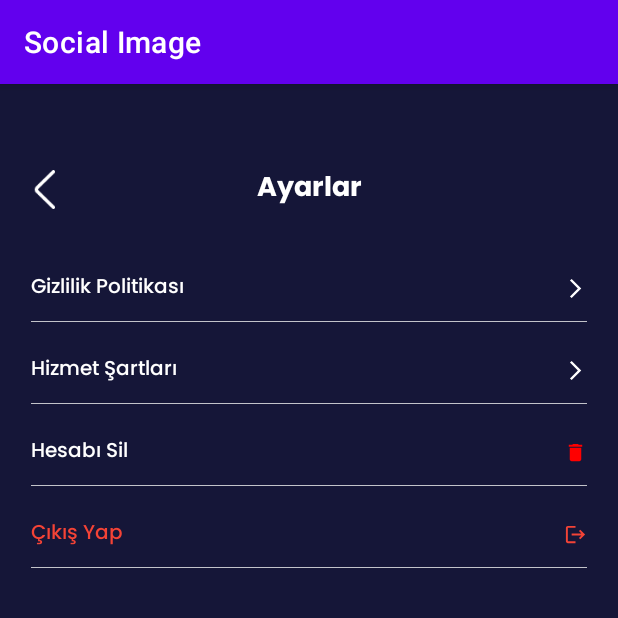
After one commit to ersincoskun/T-SoftTaskCase, an Android app: the fragment SettingsFragment shown on its own in the app's theme, on a phone screen of 412 x 824 dp, the top half of it. The commit adds this screen. Run offline under Robolectric (Android 15) with nearby library versions, the phone set to English and light mode, and no system bars; our stand-ins replace sdp/ssp sizes.

Commit message:
settings ui'ı hazırlandı, delete account yapısı repoya eklendi.

```diff
--- a/app/src/main/AndroidManifest.xml
+++ b/app/src/main/AndroidManifest.xml
@@ -8,7 +8,7 @@
         android:dataExtractionRules="@xml/data_extraction_rules"
         android:fullBackupContent="@xml/backup_rules"
         android:icon="@mipmap/ic_launcher"
-        android:label="Test App"
+        android:label="@string/app_name"
         android:supportsRtl="true"
         android:theme="@style/Theme.TSoftTaskCase"
         tools:targetApi="31">
--- a/app/src/main/java/com/tsoft/taskcase/repo/UserRepository.kt
+++ b/app/src/main/java/com/tsoft/taskcase/repo/UserRepository.kt
@@ -1,6 +1,5 @@
 package com.tsoft.taskcase.repo
 
-import android.app.Activity
 import com.tsoft.taskcase.utils.Resource
 
 
@@ -8,4 +7,5 @@
     suspend fun login(email: String, password: String): Resource
     suspend fun register(email: String, password: String): Resource
     suspend fun sendPasswordResetEmail(email: String): Resource
+    suspend fun deleteUser(): Resource
 }
--- a/app/src/main/java/com/tsoft/taskcase/repo/UserRepository_Impl.kt
+++ b/app/src/main/java/com/tsoft/taskcase/repo/UserRepository_Impl.kt
@@ -29,7 +29,14 @@
     override suspend fun sendPasswordResetEmail(email: String): Resource {
         return try {
             mAuth.sendPasswordResetEmail(email).await()
-            Resource.Success(Any())
+        } catch (e: Exception) {
+            Resource.Error(e.message.toString())
+        }
+    }
+
+    override suspend fun deleteUser(): Resource {
+        return try {
+            return mAuth.currentUser?.delete()?.await() ?: Resource.Error("RESOURCE_NULL")
         } catch (e: Exception) {
             Resource.Error(e.message.toString())
         }
--- /dev/null
+++ b/app/src/main/java/com/tsoft/taskcase/ui/fragment/SettingsFragment.kt
@@ -0,0 +1,10 @@
+package com.tsoft.taskcase.ui.fragment
+
+import com.tsoft.taskcase.base.BaseFragment
+import com.tsoft.taskcase.databinding.FragmentSettingsBinding
+
+class SettingsFragment : BaseFragment<FragmentSettingsBinding>() {
+
+
+
+}
--- a/app/src/main/java/com/tsoft/taskcase/utils/Extensions.kt
+++ b/app/src/main/java/com/tsoft/taskcase/utils/Extensions.kt
@@ -126,7 +126,11 @@
             if (isCanceled) {
                 Resource.Error("TASK_CANCELLED")
             } else {
-                Resource.Success(Any())
+                if (isSuccessful) {
+                    Resource.Success(Any())
+                } else {
+                    Resource.Error("TASK_NOT_SUCCESSFUL")
+                }
             }
         } else {
             (exception as? FirebaseAuthException)?.errorCode?.let { safeErrorCode ->
@@ -144,7 +148,11 @@
                     if (isCanceled) {
                         continuation.resume(Resource.Error("TASK_CANCELLED"))
                     } else {
-                        continuation.resume(Resource.Success(Any()))
+                        if (isSuccessful) {
+                            continuation.resume(Resource.Success(Any()))
+                        } else {
+                            continuation.resume(Resource.Error("TASK_NOT_SUCCESSFUL"))
+                        }
                     }
                 } else {
                     (exception as? FirebaseAuthException)?.errorCode?.let { safeErrorCode ->
--- /dev/null
+++ b/app/src/main/res/drawable/arrow_right_icon.xml
@@ -0,0 +1,5 @@
+<vector android:autoMirrored="true" android:height="24dp"
+    android:tint="#FFFFFF" android:viewportHeight="24"
+    android:viewportWidth="24" android:width="24dp" xmlns:android="http://schemas.android.com/apk/res/android">
+    <path android:fillColor="@android:color/white" android:pathData="M6.23,20.23l1.77,1.77l10,-10l-10,-10l-1.77,1.77l8.23,8.23z"/>
+</vector>
--- /dev/null
+++ b/app/src/main/res/drawable/ic_settings.xml
@@ -0,0 +1,5 @@
+<vector android:height="24dp" android:tint="#FFFFFF"
+    android:viewportHeight="24" android:viewportWidth="24"
+    android:width="24dp" xmlns:android="http://schemas.android.com/apk/res/android">
+    <path android:fillColor="@android:color/white" android:pathData="M19.14,12.94c0.04,-0.3 0.06,-0.61 0.06,-0.94c0,-0.32 -0.02,-0.64 -0.07,-0.94l2.03,-1.58c0.18,-0.14 0.23,-0.41 0.12,-0.61l-1.92,-3.32c-0.12,-0.22 -0.37,-0.29 -0.59,-0.22l-2.39,0.96c-0.5,-0.38 -1.03,-0.7 -1.62,-0.94L14.4,2.81c-0.04,-0.24 -0.24,-0.41 -0.48,-0.41h-3.84c-0.24,0 -0.43,0.17 -0.47,0.41L9.25,5.35C8.66,5.59 8.12,5.92 7.63,6.29L5.24,5.33c-0.22,-0.08 -0.47,0 -0.59,0.22L2.74,8.87C2.62,9.08 2.66,9.34 2.86,9.48l2.03,1.58C4.84,11.36 4.8,11.69 4.8,12s0.02,0.64 0.07,0.94l-2.03,1.58c-0.18,0.14 -0.23,0.41 -0.12,0.61l1.92,3.32c0.12,0.22 0.37,0.29 0.59,0.22l2.39,-0.96c0.5,0.38 1.03,0.7 1.62,0.94l0.36,2.54c0.05,0.24 0.24,0.41 0.48,0.41h3.84c0.24,0 0.44,-0.17 0.47,-0.41l0.36,-2.54c0.59,-0.24 1.13,-0.56 1.62,-0.94l2.39,0.96c0.22,0.08 0.47,0 0.59,-0.22l1.92,-3.32c0.12,-0.22 0.07,-0.47 -0.12,-0.61L19.14,12.94zM12,15.6c-1.98,0 -3.6,-1.62 -3.6,-3.6s1.62,-3.6 3.6,-3.6s3.6,1.62 3.6,3.6S13.98,15.6 12,15.6z"/>
+</vector>
--- /dev/null
+++ b/app/src/main/res/drawable/logout_icon.xml
@@ -0,0 +1,5 @@
+<vector android:autoMirrored="true" android:height="24dp"
+    android:tint="#F44336" android:viewportHeight="24"
+    android:viewportWidth="24" android:width="24dp" xmlns:android="http://schemas.android.com/apk/res/android">
+    <path android:fillColor="@android:color/white" android:pathData="M17,7l-1.41,1.41L18.17,11H8v2h10.17l-2.58,2.58L17,17l5,-5zM4,5h8V3H4c-1.1,0 -2,0.9 -2,2v14c0,1.1 0.9,2 2,2h8v-2H4V5z"/>
+</vector>
--- /dev/null
+++ b/app/src/main/res/layout/fragment_settings.xml
@@ -0,0 +1,184 @@
+<?xml version="1.0" encoding="utf-8"?>
+<androidx.constraintlayout.widget.ConstraintLayout
+    android:layout_width="match_parent"
+    android:layout_height="match_parent"
+    android:background="@color/haiti"
+    xmlns:android="http://schemas.android.com/apk/res/android"
+    xmlns:tools="http://schemas.android.com/tools"
+    xmlns:app="http://schemas.android.com/apk/res-auto"
+    tools:context=".ui.fragment.SettingsFragment">
+
+    <ImageView
+        android:id="@+id/ivBackIcon"
+        android:layout_width="@dimen/_14sdp"
+        android:layout_height="@dimen/_20sdp"
+        android:layout_marginStart="@dimen/horizontal_margin"
+        android:layout_marginTop="@dimen/_44sdp"
+        android:src="@drawable/ic_left_arrow"
+        app:layout_constraintTop_toTopOf="parent"
+        app:layout_constraintStart_toStartOf="parent" />
+
+    <TextView
+        android:id="@+id/tvSettingsTitle"
+        android:layout_width="wrap_content"
+        android:layout_height="wrap_content"
+        android:fontFamily="@font/poppins_bold"
+        android:text="@string/settings_fragment_title"
+        android:textColor="@color/white"
+        android:textSize="@dimen/large_text_size"
+        app:layout_constraintTop_toTopOf="@+id/ivBackIcon"
+        app:layout_constraintBottom_toBottomOf="@+id/ivBackIcon"
+        app:layout_constraintStart_toStartOf="parent"
+        app:layout_constraintEnd_toEndOf="parent" />
+
+    <androidx.constraintlayout.widget.ConstraintLayout
+        android:id="@+id/clPrivacyPolicyContainer"
+        android:layout_width="match_parent"
+        android:layout_height="wrap_content"
+        android:layout_marginHorizontal="@dimen/horizontal_margin"
+        android:layout_marginTop="@dimen/_32sdp"
+        app:layout_constraintTop_toBottomOf="@+id/ivBackIcon"
+        app:layout_constraintStart_toStartOf="parent">
+
+        <TextView
+            android:id="@+id/tvPrivacyPolicy"
+            android:layout_width="wrap_content"
+            android:layout_height="wrap_content"
+            android:fontFamily="@font/poppins_medium"
+            android:text="@string/settings_fragment_privacy_policy"
+            android:textColor="@color/white"
+            android:textSize="@dimen/small_text_size"
+            app:layout_constraintTop_toTopOf="parent"
+            app:layout_constraintStart_toStartOf="parent" />
+
+        <ImageView
+            android:layout_width="@dimen/_12sdp"
+            android:layout_height="@dimen/_12sdp"
+            android:src="@drawable/arrow_right_icon"
+            app:layout_constraintEnd_toEndOf="parent"
+            app:layout_constraintTop_toTopOf="@+id/tvPrivacyPolicy"
+            app:layout_constraintBottom_toBottomOf="@+id/tvPrivacyPolicy" />
+
+        <View
+            android:layout_width="match_parent"
+            android:layout_height="0.5dp"
+            android:layout_marginTop="@dimen/_8sdp"
+            android:background="@color/light_gray"
+            app:layout_constraintTop_toBottomOf="@+id/tvPrivacyPolicy" />
+
+    </androidx.constraintlayout.widget.ConstraintLayout>
+
+    <androidx.constraintlayout.widget.ConstraintLayout
+        android:id="@+id/clTermsOfServiceContainer"
+        android:layout_width="match_parent"
+        android:layout_height="wrap_content"
+        android:layout_marginHorizontal="@dimen/horizontal_margin"
+        android:layout_marginTop="@dimen/_16sdp"
+        app:layout_constraintTop_toBottomOf="@+id/clPrivacyPolicyContainer"
+        app:layout_constraintStart_toStartOf="parent">
+
+        <TextView
+            android:id="@+id/tvTermsOfService"
+            android:layout_width="wrap_content"
+            android:layout_height="wrap_content"
+            android:fontFamily="@font/poppins_medium"
+            android:text="@string/settings_fragment_terms_of_service"
+            android:textColor="@color/white"
+            android:textSize="@dimen/small_text_size"
+            app:layout_constraintTop_toTopOf="parent"
+            app:layout_constraintStart_toStartOf="parent" />
+
+        <ImageView
+            android:layout_width="@dimen/_12sdp"
+            android:layout_height="@dimen/_12sdp"
+            android:src="@drawable/arrow_right_icon"
+            app:layout_constraintEnd_toEndOf="parent"
+            app:layout_constraintTop_toTopOf="@+id/tvTermsOfService"
+            app:layout_constraintBottom_toBottomOf="@+id/tvTermsOfService" />
+
+        <View
+            android:layout_width="match_parent"
+            android:layout_height="0.5dp"
+            android:layout_marginTop="@dimen/_8sdp"
+            android:background="@color/light_gray"
+            app:layout_constraintTop_toBottomOf="@+id/tvTermsOfService" />
+
+    </androidx.constraintlayout.widget.ConstraintLayout>
+
+    <androidx.constraintlayout.widget.ConstraintLayout
+        android:id="@+id/clDeleteAccountContainer"
+        android:layout_width="match_parent"
+        android:layout_height="wrap_content"
+        android:layout_marginHorizontal="@dimen/horizontal_margin"
+        android:layout_marginTop="@dimen/_16sdp"
+        app:layout_constraintTop_toBottomOf="@+id/clTermsOfServiceContainer"
+        app:layout_constraintStart_toStartOf="parent">
+
+        <TextView
+            android:id="@+id/tvDeleteAccount"
+            android:layout_width="wrap_content"
+            android:layout_height="wrap_content"
+            android:fontFamily="@font/poppins_medium"
+            android:text="@string/settings_fragment_delete_account"
+            android:textColor="@color/white"
+            android:textSize="@dimen/small_text_size"
+            app:layout_constraintTop_toTopOf="parent"
+            app:layout_constraintStart_toStartOf="parent" />
+
+        <ImageView
+            android:id="@+id/ivDeleteIcon"
+            android:layout_width="@dimen/_12sdp"
+            android:layout_height="@dimen/_12sdp"
+            android:src="@drawable/ic_delete"
+            app:layout_constraintEnd_toEndOf="parent"
+            app:layout_constraintTop_toTopOf="@+id/tvDeleteAccount"
+            app:layout_constraintBottom_toBottomOf="@+id/tvDeleteAccount" />
+
+        <View
+            android:layout_width="match_parent"
+            android:layout_height="0.5dp"
+            android:layout_marginTop="@dimen/_8sdp"
+            android:background="@color/light_gray"
+            app:layout_constraintTop_toBottomOf="@+id/tvDeleteAccount" />
+
+    </androidx.constraintlayout.widget.ConstraintLayout>
+
+    <androidx.constraintlayout.widget.ConstraintLayout
+        android:id="@+id/clLogoutContainer"
+        android:layout_width="match_parent"
+        android:layout_height="wrap_content"
+        android:layout_marginHorizontal="@dimen/horizontal_margin"
+        android:layout_marginTop="@dimen/_16sdp"
+        app:layout_constraintTop_toBottomOf="@+id/clDeleteAccountContainer"
+        app:layout_constraintStart_toStartOf="parent">
+
+        <TextView
+            android:id="@+id/tvLogout"
+            android:layout_width="wrap_content"
+            android:layout_height="wrap_content"
+            android:fontFamily="@font/poppins_medium"
+            android:text="@string/settings_fragment_logout"
+            android:textColor="@color/red"
+            android:textSize="@dimen/small_text_size"
+            app:layout_constraintTop_toTopOf="parent"
+            app:layout_constraintStart_toStartOf="parent" />
+
+        <ImageView
+            android:id="@+id/ivLogoutIcon"
+            android:layout_width="@dimen/_12sdp"
+            android:layout_height="@dimen/_12sdp"
+            android:src="@drawable/logout_icon"
+            app:layout_constraintEnd_toEndOf="parent"
+            app:layout_constraintTop_toTopOf="@+id/tvLogout"
+            app:layout_constraintBottom_toBottomOf="@+id/tvLogout" />
+
+        <View
+            android:layout_width="match_parent"
+            android:layout_height="0.5dp"
+            android:layout_marginTop="@dimen/_8sdp"
+            android:background="@color/light_gray"
+            app:layout_constraintTop_toBottomOf="@+id/tvLogout" />
+
+    </androidx.constraintlayout.widget.ConstraintLayout>
+
+</androidx.constraintlayout.widget.ConstraintLayout>
--- a/app/src/main/res/menu/menu.xml
+++ b/app/src/main/res/menu/menu.xml
@@ -3,9 +3,13 @@
     <item
         android:id="@+id/imageListFragment"
         android:icon="@drawable/ic_list"
-        android:title="Persons" />
+        android:title="@string/image_list_bottom_nav_view_title" />
     <item
         android:id="@+id/favoritesFragment"
         android:icon="@drawable/ic_favorite"
-        android:title="Chats" />
+        android:title="@string/favorites_bottom_nav_view_title" />
+    <item
+        android:id="@+id/settingsFragment"
+        android:icon="@drawable/ic_settings"
+        android:title="@string/settings_bottom_nav_view_title" />
 </menu>
--- a/app/src/main/res/values/colors.xml
+++ b/app/src/main/res/values/colors.xml
@@ -14,4 +14,6 @@
     <color name="dark_gray">#767676 </color>
     <color name="navy_blue_15_alpha">#26212045</color>
     <color name="haiti">#151638</color>
+    <color name="light_gray">#C2C3CA</color>
+    <color name="red">#f44336</color>
 </resources>
--- a/app/src/main/res/values/strings.xml
+++ b/app/src/main/res/values/strings.xml
@@ -1,8 +1,11 @@
 <resources>
-    <string name="app_name">T-Soft Task Case</string>
+    <string name="app_name">Social Image</string>
 
     <!--general-->
     <string name="default_error_text">Bir hata meydana geldi</string>
+    <string name="image_list_bottom_nav_view_title">Resimler Listesi</string>
+    <string name="favorites_bottom_nav_view_title">Favoriler Listesi</string>
+    <string name="settings_bottom_nav_view_title">Ayarlar</string>
 
     <!--loginFragment-->
     <string name="login_fragment_email_label">E-mail</string>
@@ -46,4 +49,17 @@
     <!--favoritesFragment-->
     <string name="favorites_fragment_title">Favoriler</string>
 
+    <!--settingsFragment-->
+    <string name="settings_fragment_title">Ayarlar</string>
+    <string name="settings_fragment_privacy_policy">Gizlilik Politikası</string>
+    <string name="settings_fragment_terms_of_service">Hizmet Şartları</string>
+    <string name="settings_fragment_delete_account">Hesabı Sil</string>
+    <string name="settings_fragment_logout">Çıkış Yap</string>
+    <string name="settings_fragment_sure_to_logout">Çıkış yapmak istediğinizden emin misiniz?</string>
+    <string name="settings_fragment_sure_to_delete_account_title">Hesabınızı silmek istediğinizden emin misiniz?</string>
+    <string name="settings_fragment_sure_to_logout_yes_button_text">Evet</string>
+    <string name="settings_fragment_sure_to_logout_no_button_text">Hayır</string>
+    <string name="settings_fragment_relogin_before_delete_account_text">Güvenliğiniz için hesabınızı silmeden önce tekrar giriş yapmanız gerekiyor.</string>
+    <string name="settings_fragment_delete_account_process_successful_text">Hesap silme işlemi başarılı oldu.</string>
+
 </resources>
```
